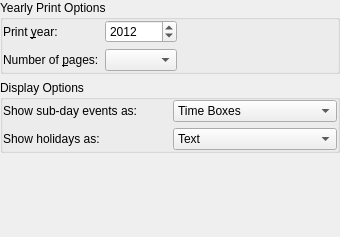
KDE/kdepim, file calendarsupport/printing/calprintyearconfig_base.ui: the form before one commit.
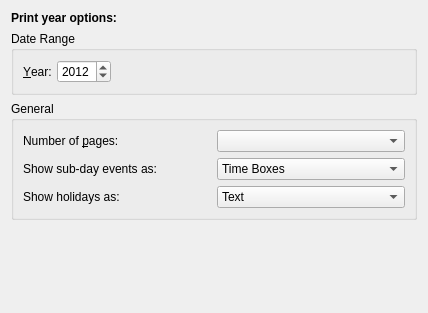
The form after the commit. Custom widgets are drawn as their Qt base class.

Commit message: fix up layout to be more like our standard print options widget

```diff
--- a/calendarsupport/printing/calprintyearconfig_base.ui
+++ b/calendarsupport/printing/calprintyearconfig_base.ui
@@ -8,30 +8,33 @@
    <rect>
     <x>0</x>
     <y>0</y>
-    <width>340</width>
-    <height>237</height>
+    <width>428</width>
+    <height>313</height>
    </rect>
   </property>
-  <layout class="QVBoxLayout">
-   <property name="margin">
-    <number>0</number>
-   </property>
+  <layout class="QVBoxLayout" name="verticalLayout_3">
+   <item>
+    <widget class="QLabel" name="label">
+     <property name="text">
+      <string>&lt;html&gt;&lt;head/&gt;&lt;body&gt;&lt;p&gt;&lt;span style=&quot; font-size:9pt; font-weight:600;&quot;&gt;Print year options:&lt;/span&gt;&lt;/p&gt;&lt;/body&gt;&lt;/html&gt;</string>
+     </property>
+    </widget>
+   </item>
    <item>
     <widget class="QGroupBox" name="mDateRangeGroup">
      <property name="title">
-      <string>Yearly Print Options</string>
+      <string>Date Range</string>
      </property>
      <property name="selectedId" stdset="0">
       <number>-1</number>
      </property>
-     <layout class="QGridLayout">
-      <property name="margin">
-       <number>0</number>
-      </property>
-      <item row="0" column="0">
+     <layout class="QVBoxLayout" name="verticalLayout_2">
+      <item>
+       <layout class="QHBoxLayout" name="horizontalLayout">
+        <item>
        <widget class="QLabel" name="mYearLabel">
         <property name="text">
-         <string>Print &amp;year:</string>
+           <string>&amp;Year:</string>
         </property>
         <property name="wordWrap">
          <bool>false</bool>
@@ -41,20 +44,7 @@
         </property>
        </widget>
       </item>
-      <item row="1" column="0">
-       <widget class="QLabel" name="mPagesLabel">
-        <property name="text">
-         <string>Number of &amp;pages:</string>
-        </property>
-        <property name="wordWrap">
-         <bool>false</bool>
-        </property>
-        <property name="buddy">
-         <cstring>mPages</cstring>
-        </property>
-       </widget>
-      </item>
-      <item row="0" column="1">
+        <item>
        <widget class="QSpinBox" name="mYear">
         <property name="minimum">
          <number>0</number>
@@ -67,7 +57,7 @@
         </property>
        </widget>
       </item>
-      <item row="0" column="2">
+        <item>
        <spacer name="spacer4">
         <property name="orientation">
          <enum>Qt::Horizontal</enum>
@@ -83,24 +73,7 @@
         </property>
        </spacer>
       </item>
-      <item row="1" column="1">
-       <widget class="KComboBox" name="mPages"/>
-      </item>
-      <item row="1" column="2">
-       <spacer name="spacer5">
-        <property name="orientation">
-         <enum>Qt::Horizontal</enum>
-        </property>
-        <property name="sizeType">
-         <enum>QSizePolicy::Expanding</enum>
-        </property>
-        <property name="sizeHint" stdset="0">
-         <size>
-          <width>131</width>
-          <height>21</height>
-         </size>
-        </property>
-       </spacer>
+       </layout>
       </item>
      </layout>
     </widget>
@@ -108,13 +81,28 @@
    <item>
     <widget class="QGroupBox" name="mDisplayOptionsGroup">
      <property name="title">
-      <string>Display Options</string>
+      <string>General</string>
      </property>
-     <layout class="QGridLayout">
-      <property name="margin">
-       <number>0</number>
-      </property>
+     <layout class="QVBoxLayout" name="verticalLayout">
+      <item>
+       <layout class="QGridLayout" name="gridLayout">
       <item row="0" column="0">
+         <widget class="QLabel" name="mPagesLabel">
+          <property name="text">
+           <string>Number of &amp;pages:</string>
+          </property>
+          <property name="wordWrap">
+           <bool>false</bool>
+          </property>
+          <property name="buddy">
+           <cstring>mPages</cstring>
+          </property>
+         </widget>
+        </item>
+        <item row="0" column="1">
+         <widget class="KComboBox" name="mPages"/>
+        </item>
+        <item row="1" column="0">
        <widget class="QLabel" name="mSubDaysLabel">
         <property name="text">
          <string>Show sub-day events as:</string>
@@ -124,17 +112,7 @@
         </property>
        </widget>
       </item>
-      <item row="1" column="0">
-       <widget class="QLabel" name="mHolidaysLabel">
-        <property name="text">
-         <string>Show holidays as:</string>
-        </property>
-        <property name="wordWrap">
-         <bool>false</bool>
-        </property>
-       </widget>
-      </item>
-      <item row="0" column="1">
+        <item row="1" column="1">
        <widget class="KComboBox" name="mSubDays">
         <property name="currentIndex">
          <number>1</number>
@@ -151,7 +129,17 @@
         </item>
        </widget>
       </item>
-      <item row="1" column="1">
+        <item row="2" column="0">
+         <widget class="QLabel" name="mHolidaysLabel">
+          <property name="text">
+           <string>Show holidays as:</string>
+          </property>
+          <property name="wordWrap">
+           <bool>false</bool>
+          </property>
+         </widget>
+        </item>
+        <item row="2" column="1">
        <widget class="KComboBox" name="mHolidays">
         <item>
          <property name="text">
@@ -166,20 +154,27 @@
        </widget>
       </item>
      </layout>
+      </item>
+     </layout>
+     <zorder>mPagesLabel</zorder>
+     <zorder>mPages</zorder>
+     <zorder>mPagesLabel</zorder>
+     <zorder>mPages</zorder>
+     <zorder>mHolidays</zorder>
+     <zorder>mHolidaysLabel</zorder>
+     <zorder>mSubDays</zorder>
+     <zorder>mSubDaysLabel</zorder>
     </widget>
    </item>
    <item>
-    <spacer name="spacer3">
+    <spacer name="verticalSpacer">
      <property name="orientation">
       <enum>Qt::Vertical</enum>
      </property>
-     <property name="sizeType">
-      <enum>QSizePolicy::Expanding</enum>
-     </property>
      <property name="sizeHint" stdset="0">
       <size>
-       <width>21</width>
-       <height>40</height>
+       <width>20</width>
+       <height>71</height>
       </size>
      </property>
     </spacer>
```
Lines whose indentation alone changed are shown as unchanged.
